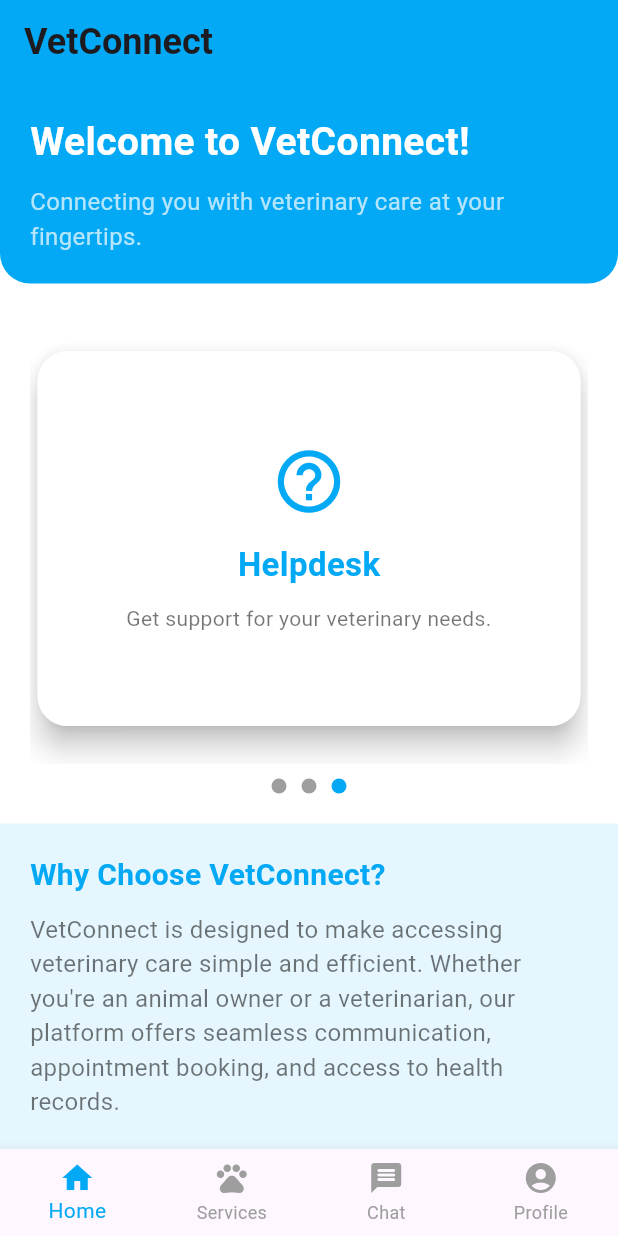
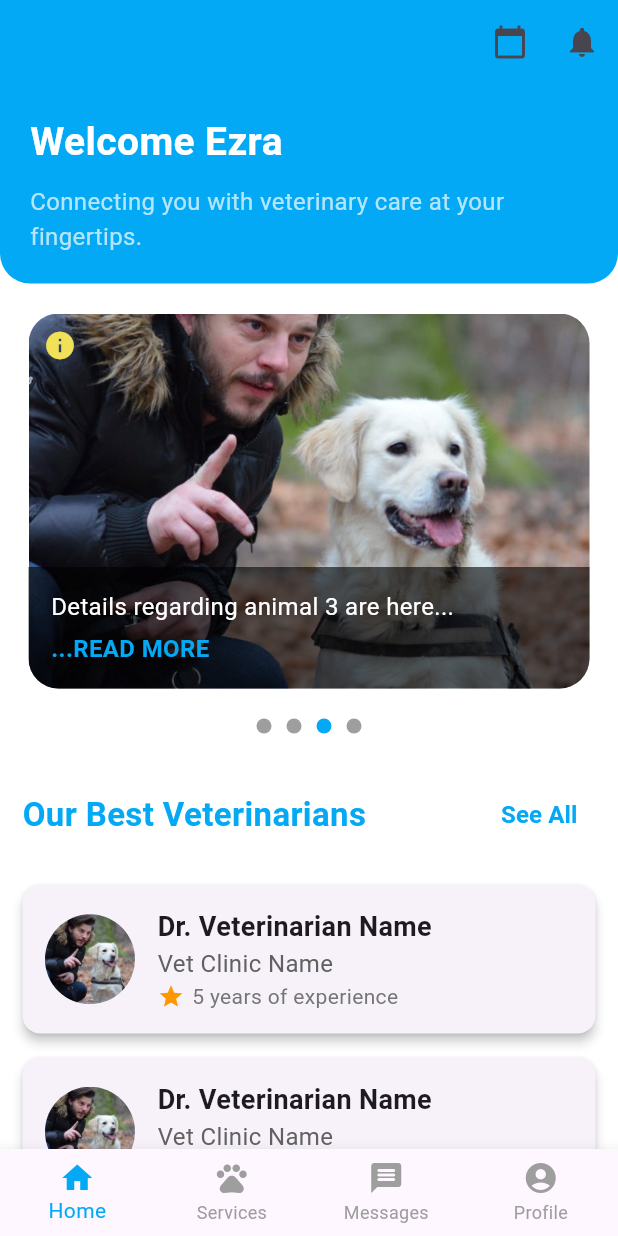
Before and after one commit to EzraAriwomoi/VetConnect, a Flutter app: the screen it shows after launch, on a phone screen of 412 x 824 dp. Run offline on Flutter 3.47's test engine with Material 3 defaults, Android fonts, the light colour scheme and no system bars.

Commit message:
homepage

```diff
--- a/Frontend/lib/main.dart
+++ b/Frontend/lib/main.dart
@@ -1,7 +1,7 @@
 import 'package:flutter/material.dart';
 import 'package:vetconnect/components/themes/darkmode.dart';
 import 'package:vetconnect/components/themes/lightmode.dart';
-import 'package:vetconnect/pages/guides/user_guide1.dart';
+// import 'package:vetconnect/pages/guides/user_guide1.dart';
 import 'package:vetconnect/pages/homepage.dart';
 
 void main() {
--- a/Frontend/lib/pages/homepage.dart
+++ b/Frontend/lib/pages/homepage.dart
@@ -6,19 +6,23 @@ class HomePage extends StatefulWidget {
 }
 
 class _HomePageState extends State<HomePage> {
-  // PageController to control the PageView
   PageController _pageController = PageController();
+  ScrollController _scrollController = ScrollController();
   int _currentPage = 0;
+  bool _showAppBarTitle = false;
 
   @override
   void initState() {
     super.initState();
-
-    // Automatically change the page every 3 seconds
     Future.delayed(Duration(seconds: 3), _autoSlide);
+    _scrollController.addListener(() {
+      setState(() {
+        // Show "VetConnect" when scrolled down past the header height
+        _showAppBarTitle = _scrollController.offset > 100;
+      });
+    });
   }
 
-  // Function to change the page every 3 seconds
   void _autoSlide() {
     if (_pageController.hasClients) {
       int nextPage = (_currentPage + 1) % 3; // Loop back to the first card
@@ -27,8 +31,6 @@ class _HomePageState extends State<HomePage> {
       setState(() {
         _currentPage = nextPage;
       });
-
-      // Call the function again to keep sliding
       Future.delayed(Duration(seconds: 3), _autoSlide);
     }
   }
@@ -37,32 +39,48 @@ class _HomePageState extends State<HomePage> {
   Widget build(BuildContext context) {
     return Scaffold(
       appBar: AppBar(
-        title: Text('VetConnect',
-            style: TextStyle(fontSize: 24, fontWeight: FontWeight.bold)),
+        title: _showAppBarTitle
+            ? Text(
+                'VetConnect',
+                style: TextStyle(
+                  fontSize: 24,
+                  fontWeight: FontWeight.bold,
+                ),
+              )
+            : null,
         backgroundColor: Colors.lightBlue,
-        elevation: 0,
+        actions: [
+          IconButton(
+            icon: Icon(Icons.calendar_today),
+            onPressed: () {},
+          ),
+          IconButton(
+            icon: Icon(Icons.notifications),
+            onPressed: () {},
+          ),
+        ],
       ),
       body: SingleChildScrollView(
+        controller: _scrollController,
         child: Column(
           crossAxisAlignment: CrossAxisAlignment.stretch,
           children: [
-            // Welcome Section
             Container(
               padding: EdgeInsets.all(20),
               decoration: BoxDecoration(
                 color: Colors.lightBlue,
-                borderRadius:
-                    BorderRadius.vertical(bottom: Radius.circular(20)),
+                borderRadius: BorderRadius.vertical(bottom: Radius.circular(20)),
               ),
               child: Column(
                 crossAxisAlignment: CrossAxisAlignment.start,
                 children: [
                   Text(
-                    'Welcome to VetConnect!',
+                    'Welcome Ezra',
                     style: TextStyle(
                       fontSize: 26,
                       fontWeight: FontWeight.bold,
-                        color: Colors.white),
+                      color: Colors.white,
+                    ),
                   ),
                   SizedBox(height: 10),
                   Text(
@@ -73,12 +91,10 @@ class _HomePageState extends State<HomePage> {
               ),
             ),
             SizedBox(height: 20),
-
-            // Main Features Section with Card Slideshow
             Padding(
-              padding: const EdgeInsets.symmetric(horizontal: 20),
+              padding: const EdgeInsets.symmetric(horizontal: 15),
               child: Container(
-                height: 300, // Height of the card slideshow
+                height: 250,
                 child: PageView(
                   controller: _pageController,
                   onPageChanged: (page) {
@@ -87,40 +103,35 @@ class _HomePageState extends State<HomePage> {
                     });
                   },
                   children: [
-                    _buildFeatureCard(
-                      icon: Icons.search,
-                      title: 'Find a Veterinarian',
-                      description: 'Locate veterinarians near you.',
-                      onTap: () {
-                        // Navigation to map or search feature
-                      },
+                    _buildAnimalSlider(
+                      imagePath: 'assets/user_guide1.png',
+                      description: 'This is a description for animal 1...',
+                      showIcon: true,
                     ),
-                    _buildFeatureCard(
-                      icon: Icons.calendar_today,
-                      title: 'Book an Appointment',
-                      description: 'Schedule consultations with ease.',
-                      onTap: () {
-                        // Navigation to booking screen
-                      },
+                    _buildAnimalSlider(
+                      imagePath: 'assets/user_guide1.png',
+                      description: 'Here\'s some info about animal 2...',
+                      showIcon: false,
                     ),
-                    _buildFeatureCard(
-                      icon: Icons.help_outline,
-                      title: 'Helpdesk',
-                      description: 'Get support for your veterinary needs.',
-                      onTap: () {
-                        // Navigation to helpdesk feature
-                      },
+                    _buildAnimalSlider(
+                      imagePath: 'assets/user_guide1.png',
+                      description: 'Details regarding animal 3 are here...',
+                      showIcon: true,
+                    ),
+                    _buildAnimalSlider(
+                      imagePath: 'assets/user_guide1.png',
+                      description: 'Details regarding animal 4 are here...',
+                      showIcon: false,
                     ),
                   ],
                 ),
               ),
             ),
-            SizedBox(height: 10),
-            // Dots Indicator
+            SizedBox(height: 20),
             Center(
               child: Row(
                 mainAxisAlignment: MainAxisAlignment.center,
-                children: List.generate(3, (index) {
+                children: List.generate(4, (index) {
                   return AnimatedContainer(
                     duration: Duration(milliseconds: 300),
                     margin: EdgeInsets.symmetric(horizontal: 5),
@@ -136,26 +147,95 @@ class _HomePageState extends State<HomePage> {
                 }),
               ),
             ),
-            SizedBox(height: 20),
-
-            // Information Section
-            Container(
-              padding: EdgeInsets.all(20),
-              color: Colors.lightBlue.withOpacity(0.1),
+            SizedBox(height: 30),
+            // "Our Best Veterinarians" Section
+            Padding(
+              padding: const EdgeInsets.symmetric(horizontal: 15),
+              child: Column(
+                crossAxisAlignment: CrossAxisAlignment.start,
+                children: [
+                  Row(
+                    mainAxisAlignment: MainAxisAlignment.spaceBetween,
+                    children: [
+                      Text(
+                        'Our Best Veterinarians',
+                        style: TextStyle(
+                          fontSize: 22,
+                          fontWeight: FontWeight.bold,
+                          color: Colors.lightBlue,
+                        ),
+                      ),
+                      TextButton(
+                        onPressed: () {
+                          // Action to navigate to the list of all veterinarians
+                        },
+                        child: Text(
+                          'See All',
+                          style: TextStyle(
+                            fontSize: 16,
+                            color: Colors.lightBlue,
+                            fontWeight: FontWeight.bold,
+                          ),
+                        ),
+                      ),
+                    ],
+                  ),
+                  SizedBox(height: 15),
+                  Column(
+                    children: List.generate(5, (index) {
+                      return Card(
+                        elevation: 3,
+                        margin: EdgeInsets.symmetric(vertical: 8),
+                        child: Padding(
+                          padding: EdgeInsets.all(15),
+                          child: Row(
+                            children: [
+                              CircleAvatar(
+                                radius: 30,
+                                backgroundImage:
+                                    AssetImage('assets/user_guide1.png'),
+                              ),
+                              SizedBox(width: 15),
+                              Expanded(
                                 child: Column(
                                   crossAxisAlignment: CrossAxisAlignment.start,
                                   children: [
                                     Text(
-                    'Why Choose VetConnect?',
+                                      'Dr. Veterinarian Name',
                                       style: TextStyle(
-                        fontSize: 20,
+                                        fontSize: 18,
                                         fontWeight: FontWeight.bold,
-                        color: Colors.lightBlue),
                                       ),
-                  SizedBox(height: 10),
+                                    ),
                                     Text(
-                    'VetConnect is designed to make accessing veterinary care simple and efficient. Whether you\'re an animal owner or a veterinarian, our platform offers seamless communication, appointment booking, and access to health records.',
-                    style: TextStyle(fontSize: 16, color: Colors.black54),
+                                      'Vet Clinic Name',
+                                      style: TextStyle(
+                                        fontSize: 16,
+                                        color: Colors.grey[700],
+                                      ),
+                                    ),
+                                    Row(
+                                      children: [
+                                        Icon(Icons.star,
+                                            color: Colors.orange, size: 18),
+                                        SizedBox(width: 5),
+                                        Text(
+                                          '5 years of experience',
+                                          style: TextStyle(
+                                            fontSize: 14,
+                                            color: Colors.grey[600],
+                                          ),
+                                        ),
+                                      ],
+                                    ),
+                                  ],
+                                ),
+                              ),
+                            ],
+                          ),
+                        ),
+                      );
+                    }),
                   ),
                 ],
               ),
@@ -164,79 +244,91 @@ class _HomePageState extends State<HomePage> {
         ),
       ),
       bottomNavigationBar: BottomNavigationBar(
-        type: BottomNavigationBarType.fixed, // Ensures that all items (icons and labels) are visible
+        type: BottomNavigationBarType.fixed,
         items: [
+          BottomNavigationBarItem(icon: Icon(Icons.home), label: 'Home'),
           BottomNavigationBarItem(
-            icon: Icon(Icons.home),
-            label: 'Home',
-          ),
+              icon: Icon(Icons.pets_outlined), label: 'Services'),
           BottomNavigationBarItem(
-            icon: Icon(Icons.pets_outlined),
-            label: 'Services',
-          ),
+              icon: Icon(Icons.message_rounded), label: 'Messages'),
           BottomNavigationBarItem(
-            icon: Icon(Icons.message_rounded),
-            label: 'Chat',
-          ),
-          BottomNavigationBarItem(
-            icon: Icon(Icons.account_circle),
-            label: 'Profile',
-          ),
+              icon: Icon(Icons.account_circle), label: 'Profile'),
         ],
         selectedItemColor: Colors.lightBlue,
         unselectedItemColor: Colors.grey,
-        onTap: (index) {
-          // Handle navigation to different sections based on index
-        },
+        onTap: (index) {},
       ),
     );
   }
 
-  // Helper function to build feature cards
-  Widget _buildFeatureCard(
-      {required IconData icon,
-      required String title,
+  Widget _buildAnimalSlider({
+    required String imagePath,
     required String description,
-      required VoidCallback onTap}) {
-    return GestureDetector(
-      onTap: onTap,
-      child: Card(
-        elevation: 8,
-        shape: RoundedRectangleBorder(borderRadius: BorderRadius.circular(20)),
-        margin: EdgeInsets.symmetric(horizontal: 5, vertical: 25),
+    bool showIcon = true,
+  }) {
+    return Padding(
+      padding: const EdgeInsets.symmetric(horizontal: 4.0),
+      child: Stack(
+        children: [
+          Container(
+            decoration: BoxDecoration(
+              image: DecorationImage(
+                image: AssetImage(imagePath),
+                fit: BoxFit.cover,
+              ),
+              borderRadius: BorderRadius.circular(20),
+            ),
+          ),
+          if (showIcon)
+            Positioned(
+              top: 10,
+              left: 10,
+              child: Icon(
+                Icons.info,
+                color: const Color.fromARGB(255, 240, 225, 89),
+                size: 22,
+              ),
+            ),
+          Positioned(
+            bottom: 0,
+            left: 0,
+            right: 0,
             child: Container(
-          padding: EdgeInsets.all(20),
+              padding: EdgeInsets.all(15),
               decoration: BoxDecoration(
-            color: Colors.white,
-            borderRadius: BorderRadius.circular(20),
-            boxShadow: [
-              BoxShadow(
-                color: Colors.black.withOpacity(0.01),
-                blurRadius: 10,
-                offset: Offset(4, 0),
+                color: Colors.black.withOpacity(0.6),
+                borderRadius: BorderRadius.only(
+                  bottomLeft: Radius.circular(20),
+                  bottomRight: Radius.circular(20),
                 ),
-            ],
               ),
               child: Column(
-            mainAxisAlignment: MainAxisAlignment.center,
+                crossAxisAlignment: CrossAxisAlignment.start,
                 children: [
-              Icon(icon, size: 50, color: Colors.lightBlue),
-              SizedBox(height: 15),
-              Text(
-                title,
-                style: TextStyle(
-                    fontSize: 22, fontWeight: FontWeight.bold, color: Colors.lightBlue),
-              ),
-              SizedBox(height: 10),
                   Text(
                     description,
-                textAlign: TextAlign.center,
-                style: TextStyle(color: Colors.black54),
+                    maxLines: 2,
+                    overflow: TextOverflow.ellipsis,
+                    style: TextStyle(color: Colors.white, fontSize: 16),
+                  ),
+                  SizedBox(height: 5),
+                  GestureDetector(
+                    onTap: () {},
+                    child: Text(
+                      '...READ MORE',
+                      style: TextStyle(
+                        color: Colors.lightBlue,
+                        fontSize: 16,
+                        fontWeight: FontWeight.bold,
+                      ),
+                    ),
                   ),
                 ],
               ),
             ),
           ),
+        ],
+      ),
     );
   }
 }
```
Lines whose indentation alone changed are shown as unchanged.
